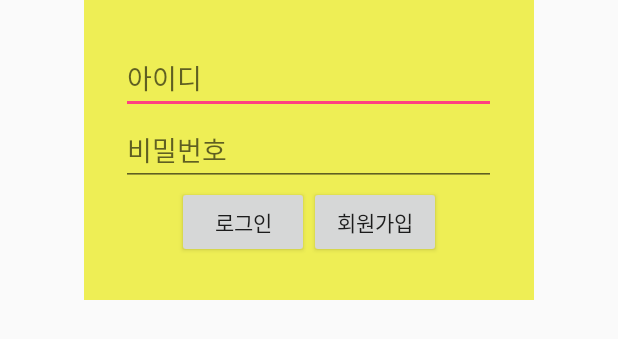
After one commit to Team-FryPan/FryingPan, an Android app: the layout dialog_login.xml on its own in the app's theme, with its tools: preview values and no code run, on a phone screen of 412 x 824 dp. The commit adds this screen. Shown: the top 339 px of the screen. Run offline under Robolectric (Android 15) with nearby library versions, the phone set to English and light mode, and no system bars.

Commit message:
찔끔 더 함

```diff
--- a/app/build.gradle
+++ b/app/build.gradle
@@ -23,4 +23,5 @@ dependencies {
     compile fileTree(dir: 'libs', include: ['*.jar'])
     testCompile 'junit:junit:4.12'
     compile 'com.android.support:appcompat-v7:24.1.1'
+    compile 'com.github.nkzawa:socket.io-client:0.6.0'
 }
--- a/app/src/main/AndroidManifest.xml
+++ b/app/src/main/AndroidManifest.xml
@@ -1,6 +1,8 @@
 <?xml version="1.0" encoding="utf-8"?>
 <manifest xmlns:android="http://schemas.android.com/apk/res/android"
     package="net.cloudapp.eggfry.frypan">
+
+    <uses-permission android:name="android.permission.INTERNET" />
 
     <application
         android:allowBackup="true"
@@ -17,7 +19,8 @@
         </activity>
         <activity android:name=".MultiPlayActivity" />
         <activity android:name=".HowToActivity" />
-        <activity android:name=".DevInfoActivity"></activity>
+        <activity android:name=".DevInfoActivity" />
+
     </application>
 
 </manifest>
--- /dev/null
+++ b/app/src/main/res/layout/dialog_login.xml
@@ -0,0 +1,42 @@
+<?xml version="1.0" encoding="utf-8"?>
+<LinearLayout xmlns:android="http://schemas.android.com/apk/res/android"
+    android:orientation="vertical" android:layout_width="match_parent"
+    android:layout_height="match_parent">
+
+    <LinearLayout
+        android:orientation="vertical"
+        android:layout_width="300dp"
+        android:layout_height="200dp"
+        android:layout_gravity="center"
+        android:gravity="center"
+        android:background="#EEEE55">
+        <EditText
+            android:layout_width="250dp"
+            android:layout_height="wrap_content"
+            android:id="@+id/ed_id"
+            android:hint="아이디"/>
+        <EditText
+            android:layout_width="250dp"
+            android:layout_height="wrap_content"
+            android:id="@+id/ed_pwd"
+            android:inputType="textPassword"
+            android:hint="비밀번호"/>
+        <LinearLayout
+            android:layout_width="match_parent"
+            android:layout_height="wrap_content"
+            android:orientation="horizontal"
+            android:gravity="center">
+            <Button
+                android:layout_width="wrap_content"
+                android:layout_height="wrap_content"
+                android:text="로그인"
+                android:onClick="onLoginBtnClicked"/>
+            <Button
+                android:layout_width="wrap_content"
+                android:layout_height="wrap_content"
+                android:text="회원가입"
+                android:onClick="onRegisterBtnClicked"/>
+        </LinearLayout>
+
+    </LinearLayout>
+</LinearLayout>
```
Also changed, not shown: app/src/main/java/net/cloudapp/eggfry/frypan/HttpRequest.java (added, +53 -0 lines), app/src/main/java/net/cloudapp/eggfry/frypan/HttpRequestThread.java (added, +115 -0 lines), app/src/main/java/net/cloudapp/eggfry/frypan/LoginDialog.java (added, +29 -0 lines), app/src/main/java/net/cloudapp/eggfry/frypan/MainActivity.java (+108 -2 lines), app/src/main/java/net/cloudapp/eggfry/frypan/MultiPlayActivity.java (+54 -1 lines), app/src/main/java/net/cloudapp/eggfry/frypan/SocketService.java (added, +88 -0 lines), app/src/main/res/layout/loading_progress_dialog.xml (deleted, +0 -11 lines).
